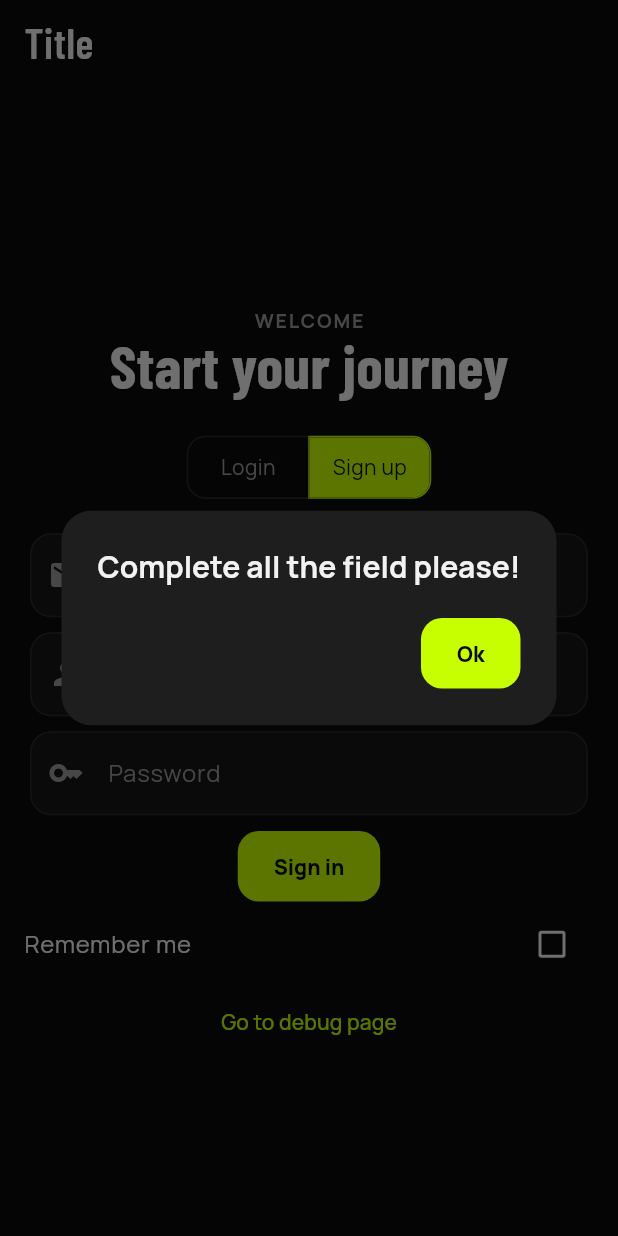
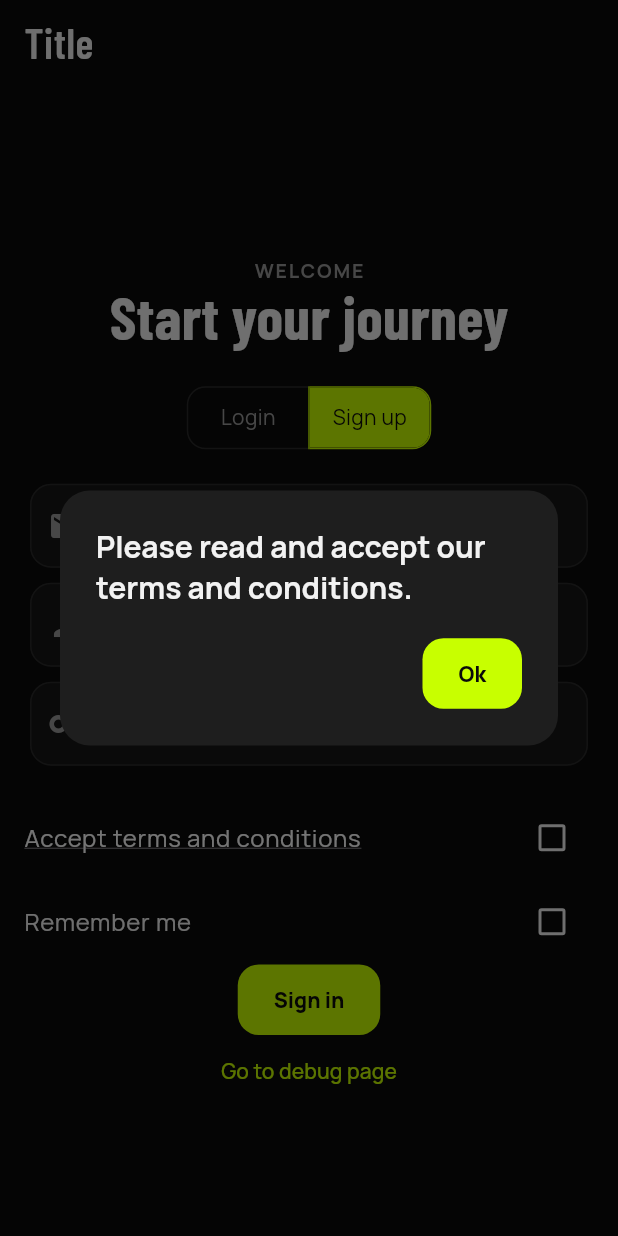
Before and after one commit to matteobrgmn/bwthw_project, a Flutter app: the screen it shows after launch, after a tap on "Sign up", after a tap on "Sign in", on a phone screen of 412 x 824 dp. Run offline on Flutter 3.47's test engine with Material 3 defaults, Android fonts, the phone set to English and light mode, and no system bars; our stand-ins replace fl_chart, flutter_dotenv, google_fonts, jwt_decoder, shared_preferences; missing offline and left inert: json_schema.

Commit message:
Add accept terms and conditions to sign up - Fix login problem

```diff
--- a/lib/impact/impact.dart
+++ b/lib/impact/impact.dart
@@ -57,10 +57,8 @@ class Impact{
         _refresh = data['refresh'];
         return 'successful';
     }
-    print('here');
     return 'failed';
   } catch (e) {
-    print(e);
     return 'failed';
   }
 }
--- a/lib/screens/login/login_page.dart
+++ b/lib/screens/login/login_page.dart
@@ -40,6 +40,7 @@ class _LoginPageState extends State<LoginPage> {
   TextEditingController passController = TextEditingController();
   TextEditingController emailController = TextEditingController();
   bool rememberUserData = false;
+  bool acceptTermsAndConditions = false;
   bool signUp = false;
 
   void _showAlertDialog(String message) async {
@@ -141,6 +142,41 @@ class _LoginPageState extends State<LoginPage> {
                ),
               ),
               SizedBox(height: 10,),
+
+              if (_selectedOption[1]) ...[
+                const SizedBox(height: 10),
+                CheckboxListTile(
+                  title: InkWell(
+                    onTap: () {
+                        _showAlertDialog("This application is intended for demonstration purposes only. Data stored on the device are not encrypted and should not be considered secure. Do not use real or sensitive personal information.");
+                    },
+                    child: const Text(
+                      "Accept terms and conditions",
+                      style: TextStyle(
+                        decoration: TextDecoration.underline,
+                        color: Colors.white,
+                      ),
+                    ),
+                  ),
+                  value: acceptTermsAndConditions,
+                  onChanged: (value) {
+                    setState(() {
+                      acceptTermsAndConditions = value ?? false;
+                    });
+                  },
+                ),
+              ],
+
+              CheckboxListTile(
+                title: const Text("Remember me"),
+                value: rememberUserData,
+                onChanged: (value) {
+                  setState(() {
+                    rememberUserData = value ?? false;
+                  });
+                },
+              ),
+
               ElevatedButton(onPressed: () async {
                 String username = userController.text;
                 String password = hashPassword(passController.text);
@@ -171,31 +207,28 @@ class _LoginPageState extends State<LoginPage> {
                   passController.clear();
                 } else {
                   String email = emailController.text;
-                  // Sign up
-                  SignupResult signupResult = await enterSignupData(email, username, password);
-                  //print(signupResult.message); // Debug
+                  // Signup failed
+                  if (!acceptTermsAndConditions) {
+                    _showAlertDialog('Please read and accept our terms and conditions.');
+                  }
+                  else {
+                    // Sign up
+                    SignupResult signupResult = await enterSignupData(email, username, password);
 
-                  if (signupResult.success) {
-                    // Signup success
-                    rememberData(rememberUserData, username);
-                    Navigator.pushReplacement(context, MaterialPageRoute(builder: (context) => SignInPage(title: '',username: username,)));
+                    if (signupResult.success) {
+                      // Signup success
+                      rememberData(rememberUserData, username);
+                      Navigator.pushReplacement(context, MaterialPageRoute(builder: (context) => SignInPage(title: '', username: username,)));
+                    } else {
+                      _showAlertDialog(signupResult.message);
+                    }
                   }
-                  // Signup failed
-                  _showAlertDialog(signupResult.message);
                   // Clear password if it's duplicated
                   passController.clear();
                 }
 
               }, child: _selectedOption[0]?Text("Log in"):Text("Sign in")),
-              CheckboxListTile(
-                title: const Text("Remember me"),
-                value: rememberUserData,
-                onChanged: (value) {
-                  setState(() {
-                    rememberUserData = value ?? false;
-                  });
-                },
-              ),
+
               TextButton(onPressed: () async {
                 Navigator.push(context, MaterialPageRoute(builder: (context) => DebugPage()));
               }, child: Text("Go to debug page")),
--- a/lib/screens/login/login_utils.dart
+++ b/lib/screens/login/login_utils.dart
@@ -23,6 +23,7 @@ Future<LoginResult> verifyLoginData(String inUsername, String inPassword) async
 
   final sp = await SharedPreferences.getInstance();
   final userList = sp.getStringList(inUsername);
+  await sp.setString("username", inUsername);
 
   if (userList == null) {
     return LoginResult(false, "Username not found!");
@@ -66,6 +67,7 @@ Future<SignupResult> enterSignupData(String inEmail, String inUsername, String i
     ];
 
     await sp.setStringList(inUsername, userList); // Create new username
+    await sp.setString("username", inUsername);
     return SignupResult(true, 'Registration completed. Welcome to NutriTrack!');
   }
 
@@ -78,7 +80,7 @@ Future<SignupResult> enterSignupData(String inEmail, String inUsername, String i
 void rememberData (bool remember, String username) async {
   final sp = await SharedPreferences.getInstance();
     await sp.setBool('rememberLogin', remember);
-    await sp.setString("username", remember?username:"");
+    await sp.setString("username", username);
 }
 
 /* Function to get remember login data (for debug)
--- a/lib/widgets/calories_bar_chart.dart
+++ b/lib/widgets/calories_bar_chart.dart
@@ -45,7 +45,7 @@ class CaloriesBarChart extends StatelessWidget {
         crossAxisAlignment: CrossAxisAlignment.start,
         children: [
           Text(
-            'WEEKLY CALORIES',
+            'WEEKLY CALORIES BURNED',
             style: Theme.of(context).textTheme.titleSmall,
           ),
           const SizedBox(height: 16),
```
Also changed, not shown: lib/providers/data_provider.dart (+3 -9 lines).
